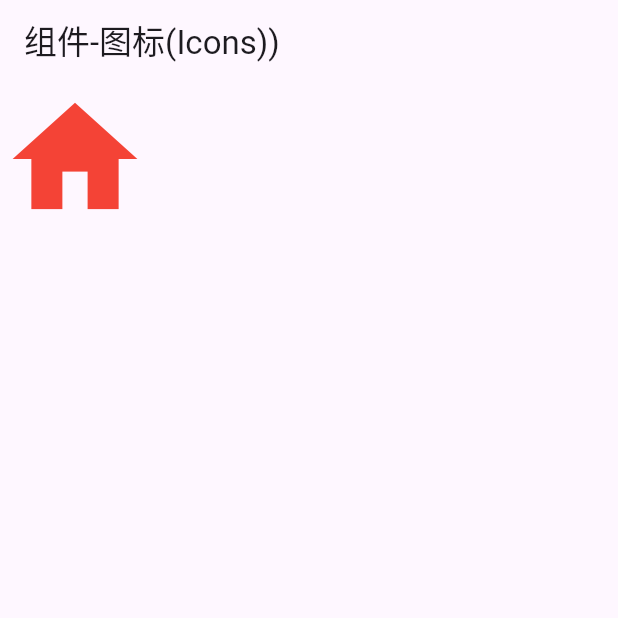
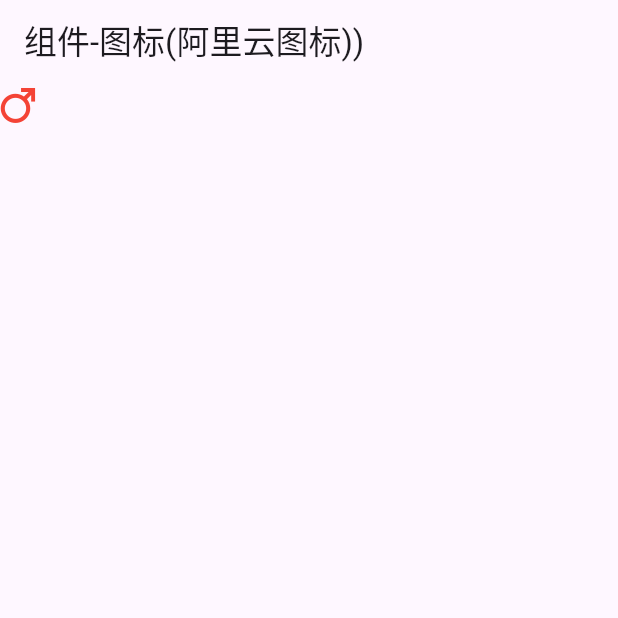
Before and after one commit to demodeom/flutter-example, a Flutter app: the screen it shows after launch, on a phone screen of 412 x 824 dp, the top half of it. Run offline on Flutter 3.47's test engine with Material 3 defaults, Android fonts, the phone set to English and light mode, and no system bars.

Commit message:
组件-图标（阿里云图标）

```diff
--- a/lib/main.dart
+++ b/lib/main.dart
@@ -1,5 +1,6 @@
 import 'package:flutter/material.dart';
 import 'package:flutter_example/screen/example_icon.dart';
+import 'package:flutter_example/screen/example_icon_custom.dart';
 import 'package:flutter_example/screen/example_image_asset.dart';
 import 'package:flutter_example/screen/example_image_network.dart';
 import 'package:flutter_example/screen/example_text.dart';
@@ -16,7 +17,7 @@ class MyApp extends StatelessWidget {
   @override
   Widget build(BuildContext context) {
     return MaterialApp(
-      home: ExampleIcon(),
+      home: ExampleIconCustom(),
     );
   }
 }
--- /dev/null
+++ b/lib/screen/example_icon_custom.dart
@@ -0,0 +1,20 @@
+import 'package:flutter/material.dart';
+
+class ExampleIconCustom extends StatefulWidget {
+  const ExampleIconCustom({super.key});
+
+  @override
+  State<ExampleIconCustom> createState() => _ExampleIconCustomState();
+}
+
+class _ExampleIconCustomState extends State<ExampleIconCustom> {
+  @override
+  Widget build(BuildContext context) {
+    return Scaffold(
+      appBar: AppBar(
+        title: Text("组件-图标(阿里云图标))"),
+      ),
+      body: Icon(IconData(0xe600, fontFamily: "AliyunIconfont"), color: Colors.red,)
+    );
+  }
+}
--- a/pubspec.yaml
+++ b/pubspec.yaml
@@ -79,6 +79,9 @@ flutter:
     - family: "中國龍毛隸書"
       fonts:
         - asset: "assets/fonts/中國龍毛隸書.ttf"
+    - family: "AliyunIconFont"
+      fonts:
+        - asset: "assets/fonts/AliyunIconfont.ttf"
   #   - family: Schyler
   #     fonts:
   #       - asset: fonts/Schyler-Regular.ttf
```
Also changed, not shown: assets/fonts/AliyunIconfont.ttf (added), 1 other file.
